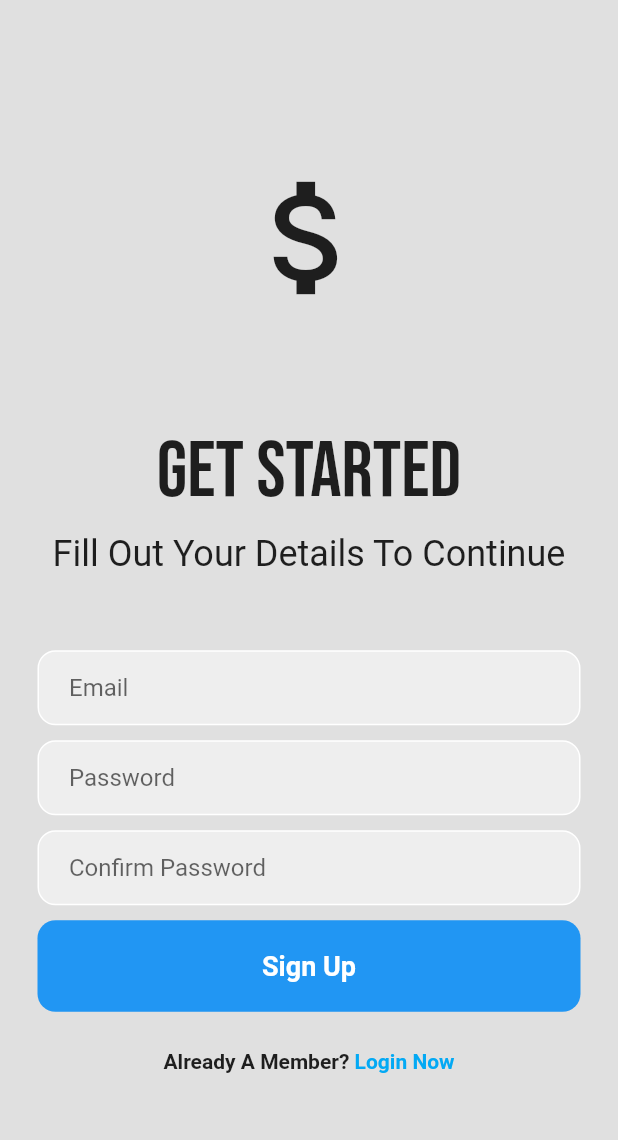
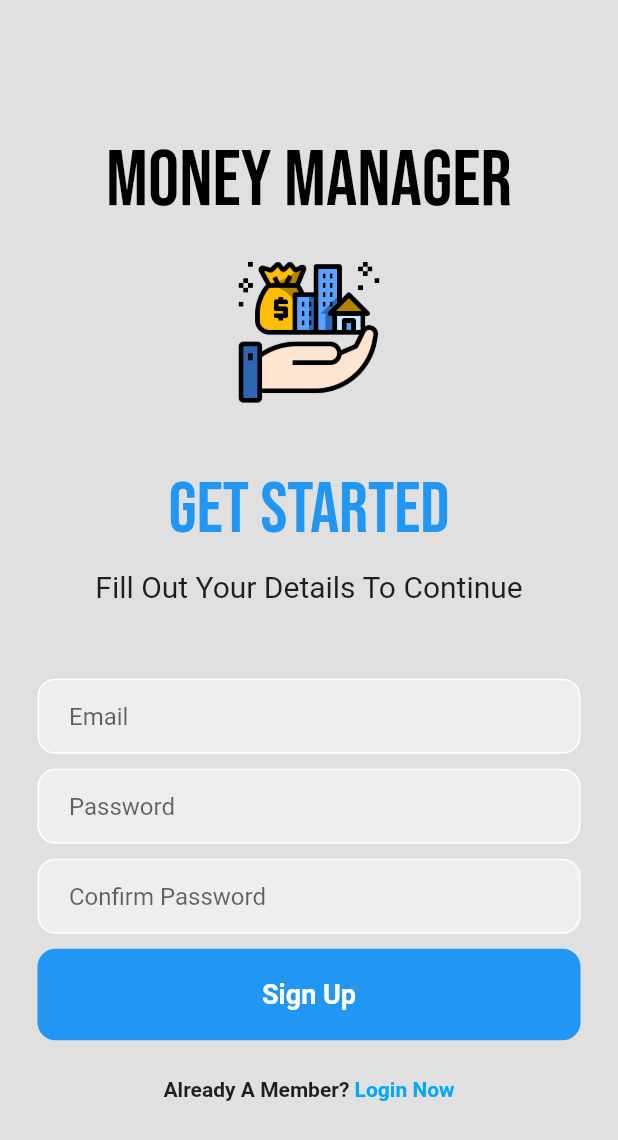
Before and after one commit to AfaqAnwar/money-manager, a Flutter app: the screen it shows after launch, after a tap on "Register Now", on a phone screen of 412 x 824 dp. Shown: the top 1140 px of the screen. Run offline on Flutter 3.47's test engine with Material 2 defaults, Android fonts, the phone set to English and light mode, and no system bars; our stand-ins replace firebase_auth, firebase_core, google_fonts; missing offline and left inert: dart:ffi; accounts and stored records are empty; network calls fail.

Commit message:
Updated Login & Register UI

```diff
--- a/lib/pages/login_page.dart
+++ b/lib/pages/login_page.dart
@@ -41,26 +41,40 @@ class _LoginPageState extends State<LoginPage> {
             child: Column (
               mainAxisAlignment: MainAxisAlignment.center,
               children: [
-                Icon(
-                  Icons.attach_money_sharp,
-                  size: 100,
+                  Text(
+                    'Money Manager',
+                      style: GoogleFonts.bebasNeue(
+                        fontSize: 52,
+                        color: Colors.blue
+                      ),
                     ),
 
-                  SizedBox(height: 75),
+                  SizedBox(height: 10),
+
+                  Image.asset(
+                    'assets/images/logo.png',
+                    height: 100,
+                    width: 100,
+                    ),
+
+                  SizedBox(height: 40),
 
                   Text(
                       'Welcome!',
                       style: GoogleFonts.bebasNeue(
-                  fontSize: 52,
+                        fontSize: 48,
                       ),
                     ),
+
                   SizedBox(height: 10),
+
                   Text(
                   'Login to Get Started!',
                   style: TextStyle(
-                  fontSize: 24
+                    fontSize: 20
                     ),
                   ),
+
                   SizedBox(height: 50),
 
                 // email textfield
--- a/lib/pages/register_page.dart
+++ b/lib/pages/register_page.dart
@@ -50,26 +50,41 @@ class _RegisterPageState extends State<RegisterPage> {
             child: Column (
               mainAxisAlignment: MainAxisAlignment.center,
               children: [
-                Icon(
-                  Icons.attach_money_sharp,
-                  size: 100,
+                Text(
+                    'Money Manager',
+                      style: GoogleFonts.bebasNeue(
+                        fontSize: 52,
+                        color: Colors.black
+                      ),
                     ),
 
-                  SizedBox(height: 75),
+                  SizedBox(height: 20),
+
+                  Image.asset(
+                    'assets/images/logo.png',
+                    height: 100,
+                    width: 100,
+                    ),
+
+                  SizedBox(height: 40),
 
                 Text(
                     'Get Started',
                       style: GoogleFonts.bebasNeue(
-                  fontSize: 52,
+                      fontSize: 48,
+                      color: Colors.blue
                     ),
                   ),
+
                 SizedBox(height: 10),
+
                 Text(
                   'Fill Out Your Details To Continue',
                   style: TextStyle(
-                  fontSize: 24
+                    fontSize: 20
                     ),
                 ),
+
                 SizedBox(height: 50),
 
                 // email textfield
```
Also changed, not shown: pubspec.yaml (+3 -4 lines), assets/images/logo.png (added). Lines whose indentation alone changed are shown as unchanged.
